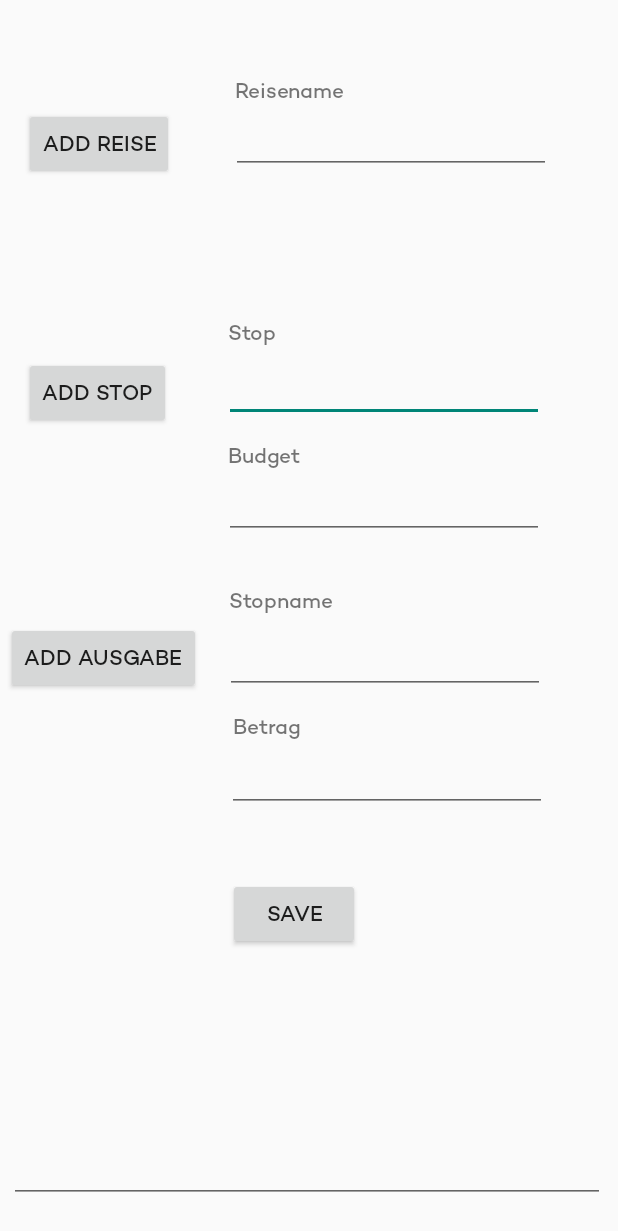
After one commit to Plytek/roadsplit, an Android app: the DummyPlanungActivity screen opened directly, with no data from a screen before it, on a phone screen of 412 x 824 dp. The commit adds this screen. Shown: the top 1231 px of the screen. Run offline under Robolectric (Android 15) with nearby library versions, the phone set to English and light mode, and no system bars.

Commit message:
Logik für Erstellen von Reisen etc

```diff
--- a/app/build.gradle
+++ b/app/build.gradle
@@ -44,6 +44,9 @@ dependencies {
     implementation group: 'org.osmdroid', name: 'osmdroid-android', version: '6.1.14'
     implementation 'com.github.MKergall:osmbonuspack:6.9.0'
 
+    //IDK search support
+    implementation group: 'com.google.guava', name: 'guava', version: '31.1-android'
+
     implementation 'androidx.appcompat:appcompat:1.4.1'
     implementation 'com.google.android.material:material:1.5.0'
     implementation 'androidx.constraintlayout:constraintlayout:2.1.3'
--- /dev/null
+++ b/app/src/main/java/com/example/roadsplit/activities/DummyPlanungActivity.java
@@ -0,0 +1,61 @@
+package com.example.roadsplit.activities;
+
+import androidx.appcompat.app.AppCompatActivity;
+
+import android.content.Intent;
+import android.location.Geocoder;
+import android.os.Bundle;
+import android.os.Handler;
+import android.os.Looper;
+import android.view.View;
+import android.widget.EditText;
+
+import com.example.roadsplit.R;
+import com.example.roadsplit.model.Reise;
+import com.example.roadsplit.model.Reisender;
+import com.example.roadsplit.model.Stop;
+import com.google.gson.Gson;
+
+import java.math.BigDecimal;
+import java.util.ArrayList;
+import java.util.Locale;
+import java.util.concurrent.ExecutorService;
+import java.util.concurrent.Executors;
+
+public class DummyPlanungActivity extends AppCompatActivity {
+
+    private Reisender reisender;
+    private Reise currentReise;
+
+    @Override
+    protected void onCreate(Bundle savedInstanceState) {
+        super.onCreate(savedInstanceState);
+        setContentView(R.layout.activity_dummy_planung);
+        Intent i = getIntent();
+        String userjson = i.getStringExtra("user");
+        this.reisender = (new Gson()).fromJson(userjson, Reisender.class);
+    }
+
+    public void addReise(View view)
+    {
+        Reise reise = new Reise();
+        reise.setName(((EditText)findViewById(R.id.reiseNameText)).getText().toString());
+        if (reisender.getReisen() == null) reisender.setReisen(new ArrayList<>());
+        reisender.getReisen().add(reise);
+        currentReise = reise;
+    }
+
+    public void addStop(View view)
+    {
+        Stop stop = new Stop();
+        stop.setName(((EditText)findViewById(R.id.stopNameText)).getText().toString());
+        String budget = ((EditText)findViewById(R.id.stopNameText)).getText().toString();
+        budget = budget.replaceAll(",", ".");
+        stop.setBudget(new BigDecimal(budget));
+
+        //reisender.getReisen().stream().findAny();
+    }
+
+
+
+}
--- a/app/src/main/java/com/example/roadsplit/activities/MainActivity.java
+++ b/app/src/main/java/com/example/roadsplit/activities/MainActivity.java
@@ -35,7 +35,7 @@ public class MainActivity extends AppCompatActivity {
 
     private UserAccount userAccount = null;
     public static Reisender currentUser;
-    public static final String BASEURL = "https://825b-88-70-249-101.ngrok.io";
+    public static final String BASEURL = "https://fe3b-88-70-249-101.ngrok.io";
 
 
     @Override
@@ -100,5 +100,11 @@ public class MainActivity extends AppCompatActivity {
         startActivity(intent);
     }
 
+    public void reiseText(View view){
+        Intent intent = new Intent(this, DummyPlanungActivity.class);
+        intent.putExtra("user", (new Gson()).toJson(currentUser));
+        startActivity(intent);
+    }
+
 
 }
--- a/app/src/main/java/com/example/roadsplit/activities/RegistryActivity.java
+++ b/app/src/main/java/com/example/roadsplit/activities/RegistryActivity.java
@@ -5,6 +5,7 @@ import androidx.appcompat.app.AppCompatActivity;
 
 import android.content.Intent;
 import android.os.Bundle;
+import android.util.Log;
 import android.view.View;
 import android.widget.CheckBox;
 import android.widget.EditText;
@@ -14,6 +15,7 @@ import com.example.roadsplit.R;
 import com.example.roadsplit.model.UserAccount;
 import com.example.roadsplit.reponses.UserResponse;
 import com.google.gson.Gson;
+import com.google.gson.JsonSyntaxException;
 
 import java.io.IOException;
 
@@ -72,11 +74,14 @@ public class RegistryActivity extends AppCompatActivity {
         client.newCall(request).enqueue(new Callback() {
             @Override
             public void onFailure(@NonNull Call call, @NonNull IOException e) {
+                TextView textView = findViewById(R.id.errorRegView);
+                String text = "Es konnte keine Verbindung zum Server hergestellt werden";
+                textView.setText(text);
             }
 
             @Override
             public void onResponse(@NonNull Call call, @NonNull Response response) throws IOException {
-                UserResponse userResponse =  new Gson().fromJson(response.body().string(), UserResponse.class);
+                UserResponse userResponse = new Gson().fromJson(response.body().string(), UserResponse.class);
                 if(response.isSuccessful()) {
                     MainActivity.currentUser = userResponse.getReisender();
                     next();
@@ -89,6 +94,7 @@ public class RegistryActivity extends AppCompatActivity {
 
         });
     }
+
     public void next() {
         Intent intent = new Intent(this, TutActivityOne.class);
         startActivity(intent);
--- a/app/src/main/java/com/example/roadsplit/model/AusgabenTyp.java
+++ b/app/src/main/java/com/example/roadsplit/model/AusgabenTyp.java
@@ -4,5 +4,6 @@ public enum AusgabenTyp {
     Unterkunft,
     Verpflegung,
     Transport,
-    Events
+    Events,
+    Unbekannt
 }
--- a/app/src/main/java/com/example/roadsplit/model/Reise.java
+++ b/app/src/main/java/com/example/roadsplit/model/Reise.java
@@ -12,6 +12,7 @@ public class Reise {
 
     private Long id;
     private String name;
+    private String uniquename;
     private boolean ongoing;
     private List<Stop> stops;
 
@@ -25,6 +26,21 @@ public class Reise {
     public Reise(Long id, String name, boolean ongoing, List<Stop> stops) {
         this.id = id;
         this.name = name;
+        this.ongoing = ongoing;
+        this.stops = stops;
+    }
+
+    public Reise(Long id, String name, String uniquename, boolean ongoing, List<Stop> stops) {
+        this.id = id;
+        this.name = name;
+        this.uniquename = uniquename;
+        this.ongoing = ongoing;
+        this.stops = stops;
+    }
+
+    public Reise(String name, String uniquename, boolean ongoing, List<Stop> stops) {
+        this.name = name;
+        this.uniquename = uniquename;
         this.ongoing = ongoing;
         this.stops = stops;
     }
@@ -63,4 +79,12 @@ public class Reise {
     public void setStops(List<Stop> stops) {
         this.stops = stops;
     }
+
+    public String getUniquename() {
+        return uniquename;
+    }
+
+    public void setUniquename(String uniquename) {
+        this.uniquename = uniquename;
+    }
 }
--- a/app/src/main/java/com/example/roadsplit/reponses/UserResponse.java
+++ b/app/src/main/java/com/example/roadsplit/reponses/UserResponse.java
@@ -3,7 +3,7 @@ package com.example.roadsplit.reponses;
 import com.example.roadsplit.model.Reisender;
 
 public class UserResponse {
-        private String message;
+    private String message;
     private Reisender reisender;
 
     public UserResponse() {
--- /dev/null
+++ b/app/src/main/res/layout/activity_dummy_planung.xml
@@ -0,0 +1,195 @@
+<?xml version="1.0" encoding="utf-8"?>
+<androidx.constraintlayout.widget.ConstraintLayout xmlns:android="http://schemas.android.com/apk/res/android"
+    xmlns:app="http://schemas.android.com/apk/res-auto"
+    xmlns:tools="http://schemas.android.com/tools"
+    android:layout_width="match_parent"
+    android:layout_height="match_parent"
+    tools:context=".activities.DummyPlanungActivity">
+
+    <Button
+        android:id="@+id/addStopButton"
+        android:layout_width="wrap_content"
+        android:layout_height="wrap_content"
+        android:text="Add Stop"
+        app:layout_constraintBottom_toBottomOf="parent"
+        app:layout_constraintEnd_toEndOf="parent"
+        app:layout_constraintHorizontal_bias="0.051"
+        app:layout_constraintStart_toStartOf="parent"
+        app:layout_constraintTop_toTopOf="parent"
+        app:layout_constraintVertical_bias="0.307" />
+
+    <EditText
+        android:id="@+id/stopNameText"
+        android:layout_width="wrap_content"
+        android:layout_height="wrap_content"
+        android:ems="10"
+        android:inputType="textPersonName"
+        app:layout_constraintBottom_toBottomOf="parent"
+        app:layout_constraintEnd_toEndOf="parent"
+        app:layout_constraintHorizontal_bias="0.751"
+        app:layout_constraintStart_toStartOf="parent"
+        app:layout_constraintTop_toTopOf="parent"
+        app:layout_constraintVertical_bias="0.305" />
+
+    <TextView
+        android:id="@+id/textView13"
+        android:layout_width="109dp"
+        android:layout_height="22dp"
+        android:text="Stop"
+        app:layout_constraintBottom_toBottomOf="parent"
+        app:layout_constraintEnd_toEndOf="parent"
+        app:layout_constraintHorizontal_bias="0.503"
+        app:layout_constraintStart_toStartOf="parent"
+        app:layout_constraintTop_toTopOf="parent"
+        app:layout_constraintVertical_bias="0.265" />
+
+    <TextView
+        android:id="@+id/textView14"
+        android:layout_width="wrap_content"
+        android:layout_height="wrap_content"
+        android:text="Budget"
+        app:layout_constraintBottom_toBottomOf="parent"
+        app:layout_constraintEnd_toEndOf="parent"
+        app:layout_constraintHorizontal_bias="0.419"
+        app:layout_constraintStart_toStartOf="parent"
+        app:layout_constraintTop_toTopOf="parent"
+        app:layout_constraintVertical_bias="0.366" />
+
+    <EditText
+        android:id="@+id/budgetText"
+        android:layout_width="wrap_content"
+        android:layout_height="wrap_content"
+        android:ems="10"
+        android:inputType="textPersonName"
+        app:layout_constraintBottom_toBottomOf="parent"
+        app:layout_constraintEnd_toEndOf="parent"
+        app:layout_constraintHorizontal_bias="0.751"
+        app:layout_constraintStart_toStartOf="parent"
+        app:layout_constraintTop_toTopOf="parent"
+        app:layout_constraintVertical_bias="0.405" />
+
+    <Button
+        android:id="@+id/ausgabeButton"
+        android:layout_width="wrap_content"
+        android:layout_height="wrap_content"
+        android:text="Add Ausgabe"
+        app:layout_constraintBottom_toBottomOf="parent"
+        app:layout_constraintEnd_toEndOf="parent"
+        app:layout_constraintHorizontal_bias="0.014"
+        app:layout_constraintStart_toStartOf="parent"
+        app:layout_constraintTop_toTopOf="parent"
+        app:layout_constraintVertical_bias="0.534" />
+
+    <TextView
+        android:id="@+id/textView15"
+        android:layout_width="wrap_content"
+        android:layout_height="wrap_content"
+        android:text="Betrag"
+        app:layout_constraintBottom_toBottomOf="parent"
+        app:layout_constraintEnd_toEndOf="parent"
+        app:layout_constraintHorizontal_bias="0.424"
+        app:layout_constraintStart_toStartOf="parent"
+        app:layout_constraintTop_toTopOf="parent"
+        app:layout_constraintVertical_bias="0.59" />
+
+    <EditText
+        android:id="@+id/betragText"
+        android:layout_width="wrap_content"
+        android:layout_height="wrap_content"
+        android:ems="10"
+        android:inputType="textPersonName"
+        app:layout_constraintBottom_toBottomOf="parent"
+        app:layout_constraintEnd_toEndOf="parent"
+        app:layout_constraintHorizontal_bias="0.761"
+        app:layout_constraintStart_toStartOf="parent"
+        app:layout_constraintTop_toTopOf="parent"
+        app:layout_constraintVertical_bias="0.638" />
+
+    <TextView
+        android:id="@+id/textView16"
+        android:layout_width="wrap_content"
+        android:layout_height="wrap_content"
+        android:text="Stopname"
+        app:layout_constraintBottom_toBottomOf="parent"
+        app:layout_constraintEnd_toEndOf="parent"
+        app:layout_constraintHorizontal_bias="0.445"
+        app:layout_constraintStart_toStartOf="parent"
+        app:layout_constraintTop_toTopOf="parent"
+        app:layout_constraintVertical_bias="0.486" />
+
+    <EditText
+        android:id="@+id/ausgabeStopText"
+        android:layout_width="wrap_content"
+        android:layout_height="wrap_content"
+        android:ems="10"
+        android:inputType="textPersonName"
+        app:layout_constraintBottom_toBottomOf="parent"
+        app:layout_constraintEnd_toEndOf="parent"
+        app:layout_constraintHorizontal_bias="0.756"
+        app:layout_constraintStart_toStartOf="parent"
+        app:layout_constraintTop_toTopOf="parent"
+        app:layout_constraintVertical_bias="0.537" />
+
+    <Button
+        android:id="@+id/reiseButton"
+        android:layout_width="wrap_content"
+        android:layout_height="wrap_content"
+        android:text="Add Reise"
+        app:layout_constraintBottom_toBottomOf="parent"
+        app:layout_constraintEnd_toEndOf="parent"
+        app:layout_constraintHorizontal_bias="0.051"
+        app:layout_constraintStart_toStartOf="parent"
+        app:layout_constraintTop_toTopOf="parent"
+        app:layout_constraintVertical_bias="0.093" />
+
+    <EditText
+        android:id="@+id/reiseNameText"
+        android:layout_width="wrap_content"
+        android:layout_height="wrap_content"
+        android:ems="10"
+        android:inputType="textPersonName"
+        app:layout_constraintBottom_toBottomOf="parent"
+        app:layout_constraintEnd_toEndOf="parent"
+        app:layout_constraintHorizontal_bias="0.776"
+        app:layout_constraintStart_toStartOf="parent"
+        app:layout_constraintTop_toTopOf="parent"
+        app:layout_constraintVertical_bias="0.093" />
+
+    <TextView
+        android:id="@+id/textView17"
+        android:layout_width="wrap_content"
+        android:layout_height="wrap_content"
+        android:text="Reisename"
+        app:layout_constraintBottom_toBottomOf="parent"
+        app:layout_constraintEnd_toEndOf="parent"
+        app:layout_constraintHorizontal_bias="0.462"
+        app:layout_constraintStart_toStartOf="parent"
+        app:layout_constraintTop_toTopOf="parent"
+        app:layout_constraintVertical_bias="0.064" />
+
+    <EditText
+        android:id="@+id/dummyResultText"
+        android:layout_width="397dp"
+        android:layout_height="112dp"
+        android:ems="10"
+        android:gravity="start|top"
+        android:inputType="textMultiLine"
+        app:layout_constraintBottom_toBottomOf="parent"
+        app:layout_constraintEnd_toEndOf="parent"
+        app:layout_constraintHorizontal_bias="0.428"
+        app:layout_constraintStart_toStartOf="parent"
+        app:layout_constraintTop_toTopOf="parent"
+        app:layout_constraintVertical_bias="0.969" />
+
+    <Button
+        android:id="@+id/saveButton"
+        android:layout_width="wrap_content"
+        android:layout_height="wrap_content"
+        android:text="Save"
+        app:layout_constraintBottom_toBottomOf="parent"
+        app:layout_constraintEnd_toEndOf="parent"
+        app:layout_constraintHorizontal_bias="0.47"
+        app:layout_constraintStart_toStartOf="parent"
+        app:layout_constraintTop_toTopOf="parent"
+        app:layout_constraintVertical_bias="0.754" />
+</androidx.constraintlayout.widget.ConstraintLayout>
--- a/app/src/main/res/layout/activity_main.xml
+++ b/app/src/main/res/layout/activity_main.xml
@@ -177,5 +177,18 @@
         app:layout_constraintTop_toTopOf="parent"
         app:layout_constraintVertical_bias="0.707" />
 
+    <Button
+        android:id="@+id/reiseTestButton"
+        android:layout_width="wrap_content"
+        android:layout_height="wrap_content"
+        android:onClick="reiseText"
+        android:text="Reise Test"
+        app:layout_constraintBottom_toBottomOf="parent"
+        app:layout_constraintEnd_toEndOf="parent"
+        app:layout_constraintHorizontal_bias="0.052"
+        app:layout_constraintStart_toStartOf="parent"
+        app:layout_constraintTop_toTopOf="parent"
+        app:layout_constraintVertical_bias="0.89" />
+
 
 </androidx.constraintlayout.widget.ConstraintLayout>
--- a/app/src/main/res/layout/activity_registry.xml
+++ b/app/src/main/res/layout/activity_registry.xml
@@ -1,10 +1,12 @@
 <?xml version="1.0" encoding="utf-8"?>
-<androidx.constraintlayout.widget.ConstraintLayout xmlns:android="http://schemas.android.com/apk/res/android"
+
+<androidx.constraintlayout.widget.ConstraintLayout
+    xmlns:android="http://schemas.android.com/apk/res/android"
     xmlns:app="http://schemas.android.com/apk/res-auto"
     xmlns:tools="http://schemas.android.com/tools"
     android:id="@+id/background"
     android:layout_width="match_parent"
-    android:layout_height="match_parent"
+    android:layout_height="wrap_content"
     android:background="#FFF6ED"
     tools:context=".activities.RegistryActivity">
 
```
Also changed, not shown: app/src/main/AndroidManifest.xml (+7 -0 lines).
